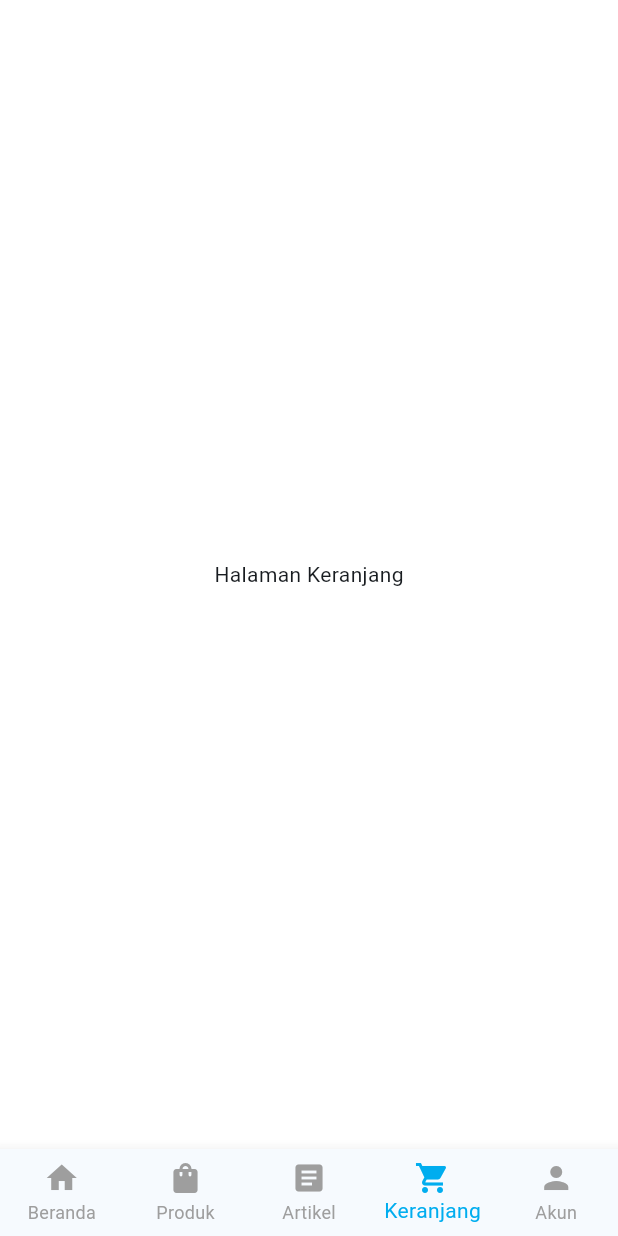
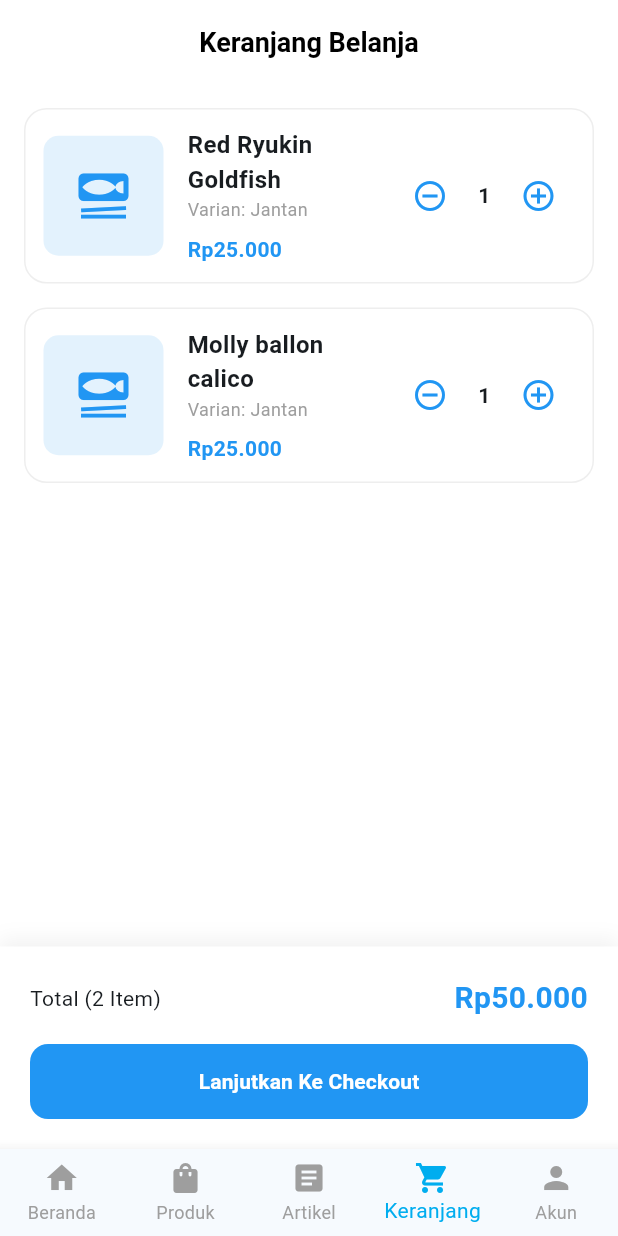
Before and after one commit to kelompok7proyek24-cell/Flutter-App, a Flutter app: the screen it shows after launch, item 4 of the bottom bar chosen, on a phone screen of 412 x 824 dp. Run offline on Flutter 3.47's test engine with Material 3 defaults, Android fonts, the phone set to English and light mode, and no system bars; our stand-ins replace image_picker.

Commit message:
Keranjang

```diff
--- /dev/null
+++ b/lib/features/cart/presentation/pages/cart_page.dart
@@ -0,0 +1,78 @@
+import 'package:flutter/material.dart';
+import '../widgets/cart_item.dart';
+
+class CartPage extends StatelessWidget {
+  const CartPage({super.key});
+
+  @override
+  Widget build(BuildContext context) {
+    // Data Dummy untuk Keranjang
+    final List<Map<String, dynamic>> dummyCartItems = [
+      {"name": "Red Ryukin Goldfish", "price": "Rp25.000"},
+      {"name": "Molly ballon calico", "price": "Rp25.000"},
+    ];
+
+    return Scaffold(
+      backgroundColor: Colors.white,
+      appBar: AppBar(
+        title: const Text("Keranjang Belanja",
+          style: TextStyle(color: Colors.black, fontWeight: FontWeight.bold)),
+        centerTitle: true,
+        backgroundColor: Colors.white,
+        elevation: 0,
+      ),
+      body: Column(
+        children: [
+          Expanded(
+            child: ListView.builder(
+              padding: const EdgeInsets.all(16),
+              itemCount: dummyCartItems.length,
+              itemBuilder: (context, index) {
+                return CartItem(item: dummyCartItems[index]);
+              },
+            ),
+          ),
+          // Total Pembayaran & Tombol Checkout
+          Container(
+            padding: const EdgeInsets.all(20),
+            decoration: BoxDecoration(
+              color: Colors.white,
+              boxShadow: [
+                BoxShadow(
+                  color: Colors.black.withOpacity(0.05),
+                  blurRadius: 10,
+                  offset: const Offset(0, -5),
+                )
+              ],
+            ),
+            child: SafeArea(
+              child: Column(
+                children: [
+                  const Row(
+                    mainAxisAlignment: MainAxisAlignment.spaceBetween,
+                    children: [
+                      Text("Total (2 Item)", style: TextStyle(fontSize: 14)),
+                      Text("Rp50.000",
+                        style: TextStyle(fontSize: 20, fontWeight: FontWeight.bold, color: Colors.blue)),
+                    ],
+                  ),
+                  const SizedBox(height: 16),
+                  ElevatedButton(
+                    onPressed: () {},
+                    style: ElevatedButton.styleFrom(
+                      backgroundColor: Colors.blue,
+                      minimumSize: const Size(double.infinity, 50),
+                      shape: RoundedRectangleBorder(borderRadius: BorderRadius.circular(12)),
+                    ),
+                    child: const Text("Lanjutkan Ke Checkout",
+                      style: TextStyle(color: Colors.white, fontWeight: FontWeight.bold)),
+                  ),
+                ],
+              ),
+            ),
+          ),
+        ],
+      ),
+    );
+  }
+}
--- /dev/null
+++ b/lib/features/cart/presentation/widgets/cart_item.dart
@@ -0,0 +1,76 @@
+import 'package:flutter/material.dart';
+
+class CartItem extends StatelessWidget {
+  final Map<String, dynamic> item;
+
+  const CartItem({super.key, required this.item});
+
+  @override
+  Widget build(BuildContext context) {
+    return Container(
+      margin: const EdgeInsets.only(bottom: 16),
+      padding: const EdgeInsets.all(12),
+      decoration: BoxDecoration(
+        color: Colors.white,
+        borderRadius: BorderRadius.circular(15),
+        border: Border.all(color: Colors.grey.shade200),
+      ),
+      child: Row(
+        children: [
+          // Gambar Produk (Dummy)
+          Container(
+            width: 80,
+            height: 80,
+            decoration: BoxDecoration(
+              color: Colors.blue[50],
+              borderRadius: BorderRadius.circular(10),
+            ),
+            child: const Icon(Icons.set_meal, color: Colors.blue, size: 40),
+          ),
+          const SizedBox(width: 16),
+          // Informasi Produk
+          Expanded(
+            child: Column(
+              crossAxisAlignment: CrossAxisAlignment.start,
+              children: [
+                Text(
+                  item['name'] ?? "Produk Ikan",
+                  style: const TextStyle(fontWeight: FontWeight.bold, fontSize: 16),
+                ),
+                const Text(
+                  "Varian: Jantan",
+                  style: TextStyle(color: Colors.grey, fontSize: 12),
+                ),
+                const SizedBox(height: 8),
+                Text(
+                  item['price'] ?? "Rp0",
+                  style: const TextStyle(color: Colors.blue, fontWeight: FontWeight.bold),
+                ),
+              ],
+            ),
+          ),
+          // Counter Sederhana
+          Row(
+            children: [
+              _buildQtyBtn(Icons.remove_circle_outline),
+              const Padding(
+                padding: EdgeInsets.symmetric(horizontal: 8),
+                child: Text("1", style: TextStyle(fontWeight: FontWeight.bold)),
+              ),
+              _buildQtyBtn(Icons.add_circle_outline),
+            ],
+          ),
+        ],
+      ),
+    );
+  }
+
+  Widget _buildQtyBtn(IconData icon) {
+    return IconButton(
+      onPressed: () {},
+      icon: Icon(icon, color: Colors.blue, size: 24),
+      padding: EdgeInsets.zero,
+      constraints: const BoxConstraints(),
+    );
+  }
+}
--- a/lib/features/home/presentation/pages/home_page.dart
+++ b/lib/features/home/presentation/pages/home_page.dart
@@ -1,10 +1,10 @@
 import 'package:flutter/material.dart';
-import 'package:ikanku/features/home/widgets/fish_card.dart' show FishCard;
+import 'package:ikanku/features/home/widgets/fish_card.dart';
 import '../../../../core/constants/colors.dart';
-import 'package:ikanku/features/profile/presentation/pages/profile_page.dart'; // Import halaman profil
-import 'package:ikanku/features/profile/presentation/pages/settings_page.dart'; // Import halaman settings
-import 'package:ikanku/features/home/widgets/fish_card.dart';
+import 'package:ikanku/features/profile/presentation/pages/profile_page.dart';
+import 'package:ikanku/features/profile/presentation/pages/settings_page.dart';
 import 'package:ikanku/features/product/presentation/pages/product_page.dart';
+import 'package:ikanku/features/cart/presentation/pages/cart_page.dart';
 
 class HomePage extends StatefulWidget {
   const HomePage({super.key});
@@ -14,39 +14,46 @@ class HomePage extends StatefulWidget {
 }
 
 class _HomePageState extends State<HomePage> {
-  // 1. Variabel untuk melacak index halaman aktif
   int _currentIndex = 0;
+  int _cartCount = 2; // Angka awal keranjang
 
-  // 2. Daftar halaman yang akan ditampilkan
-  late final List<Widget> _pages;
+  void _incrementCart(String productName) {
+    setState(() {
+      _cartCount++;
+    });
 
-  @override
-  void initState() {
-    super.initState();
-    _pages = [
-      _buildHomeContent(), // Index 0: Konten Beranda
-      const ProductPage(), // Index 1
-      const Center(child: Text("Halaman Artikel")), // Index 2
-      const Center(child: Text("Halaman Keranjang")), // Index 3
-      const ProfilePage(), // Index 4: Halaman Akun
-    ];
+    ScaffoldMessenger.of(context).showSnackBar(
+      SnackBar(
+        content: Text("$productName berhasil ditambah ke keranjang"),
+        backgroundColor: Colors.green,
+        duration: const Duration(seconds: 1),
+        behavior: SnackBarBehavior.floating,
+      ),
+    );
   }
 
   @override
   Widget build(BuildContext context) {
+    // --- PINDAHKAN LIST PAGES KE SINI AGAR REAKTIF ---
+    final List<Widget> pages = [
+      _buildHomeContent(),
+      ProductPage(onAddToCart: _incrementCart),
+      const Center(child: Text("Halaman Artikel")),
+      const CartPage(),
+      const ProfilePage(),
+    ];
+
     return Scaffold(
       backgroundColor: Colors.white,
-      // 3. Body akan berganti sesuai index yang dipilih
-      body: _pages[_currentIndex],
-
+      body: pages[_currentIndex], // Menggunakan variabel lokal pages
       bottomNavigationBar: BottomNavigationBar(
         type: BottomNavigationBarType.fixed,
         selectedItemColor: AppColors.primaryBlue,
         unselectedItemColor: Colors.grey,
-        currentIndex: _currentIndex, // Index yang sedang aktif
+        currentIndex: _currentIndex,
         onTap: (index) {
           setState(() {
-            _currentIndex = index; // Ubah halaman saat tombol ditekan
+            _currentIndex = index;
           });
         },
         items: const [
@@ -60,19 +67,17 @@ class _HomePageState extends State<HomePage> {
     );
   }
 
-  // 4. Kita pindahkan konten beranda ke fungsi terpisah agar rapi
   Widget _buildHomeContent() {
     return SafeArea(
       child: SingleChildScrollView(
         child: Column(
           crossAxisAlignment: CrossAxisAlignment.start,
           children: [
-            // Header
+            // Header dengan Badge yang reaktif
             Padding(
               padding: const EdgeInsets.all(16.0),
               child: Row(
                 children: [
-                  // TOMBOL GERIGI TERKONEKSI KE SETTINGS
                   GestureDetector(
                     onTap: () {
                       Navigator.push(
@@ -88,20 +93,29 @@ class _HomePageState extends State<HomePage> {
                         style: TextStyle(color: AppColors.primaryBlue, fontWeight: FontWeight.bold, fontSize: 18)),
                     ),
                   ),
-                  const Stack(
+
+                  Stack(
                     children: [
-                      Icon(Icons.shopping_cart_outlined, color: AppColors.primaryBlue),
-                      Positioned(
-                        right: 0,
-                        child: CircleAvatar(radius: 6, backgroundColor: Colors.red, child: Text("2", style: TextStyle(fontSize: 8, color: Colors.white))),
-                      )
+                      const Icon(Icons.shopping_cart_outlined, color: AppColors.primaryBlue),
+                      if (_cartCount > 0)
+                        Positioned(
+                          right: 0,
+                          child: CircleAvatar(
+                            radius: 6,
+                            backgroundColor: Colors.red,
+                            child: Text(
+                              "$_cartCount",
+                              style: const TextStyle(fontSize: 8, color: Colors.white, fontWeight: FontWeight.bold)
+                            )
+                          ),
+                        )
                     ],
                   ),
                 ],
               ),
             ),
 
-            // Search Bar
+            // Search Bar & Banner (Tetap sama)
             Padding(
               padding: const EdgeInsets.symmetric(horizontal: 16.0),
               child: TextField(
@@ -115,7 +129,6 @@ class _HomePageState extends State<HomePage> {
               ),
             ),
 
-            // Banner
             Container(
               margin: const EdgeInsets.all(16.0),
               height: 150,
@@ -129,7 +142,6 @@ class _HomePageState extends State<HomePage> {
               ),
             ),
 
-            // Section Produk
             const Padding(
               padding: EdgeInsets.symmetric(horizontal: 16.0),
               child: Row(
@@ -141,20 +153,29 @@ class _HomePageState extends State<HomePage> {
               ),
             ),
 
-            // List Produk
+            // List Produk Horizontal di Beranda
             SizedBox(
               height: 220,
               child: ListView(
                 scrollDirection: Axis.horizontal,
                 padding: const EdgeInsets.only(left: 16),
-                children: const [
-                  FishCard(name: "Red Ryukin Goldfish", price: "Rp25.000", rating: "4.8"),
-                  FishCard(name: "Red Ryukin Goldfish", price: "Rp25.000", rating: "4.8"),
+                children: [
+                  FishCard(
+                    name: "Red Ryukin Goldfish",
+                    price: "Rp25.000",
+                    rating: "4.8",
+                    onTapAdd: () => _incrementCart("Red Ryukin Goldfish"),
+                  ),
+                  FishCard(
+                    name: "Red Ryukin Goldfish",
+                    price: "Rp25.000",
+                    rating: "4.8",
+                    onTapAdd: () => _incrementCart("Red Ryukin Goldfish"),
+                  ),
                 ],
               ),
             ),
 
-            // Artikel Section
             const Padding(
               padding: EdgeInsets.all(16.0),
               child: Text("Perawatan ikan", style: TextStyle(fontSize: 16, fontWeight: FontWeight.bold)),
```
Also changed, not shown: lib/features/home/widgets/fish_card.dart (+17 -5 lines), lib/features/product/presentation/pages/product_detail_page.dart (+31 -9 lines), lib/features/product/presentation/pages/product_page.dart (+53 -128 lines).
